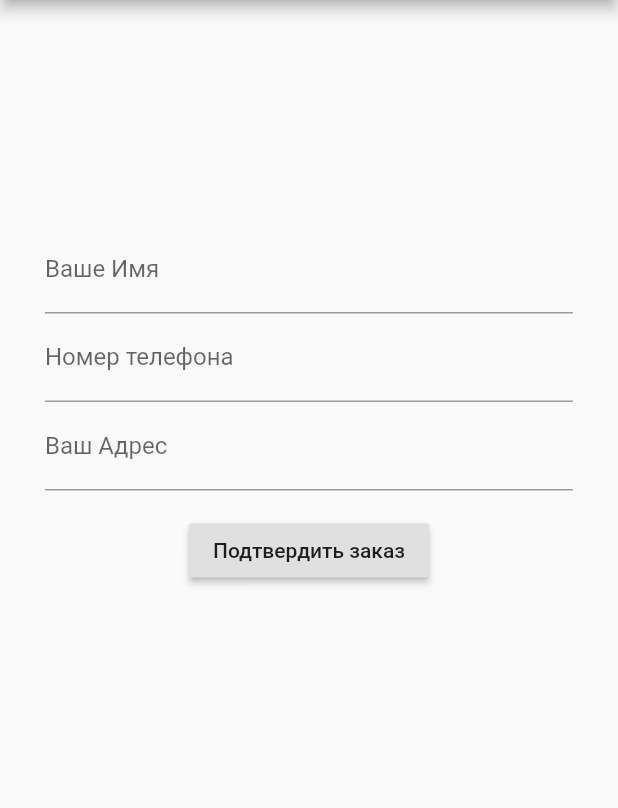
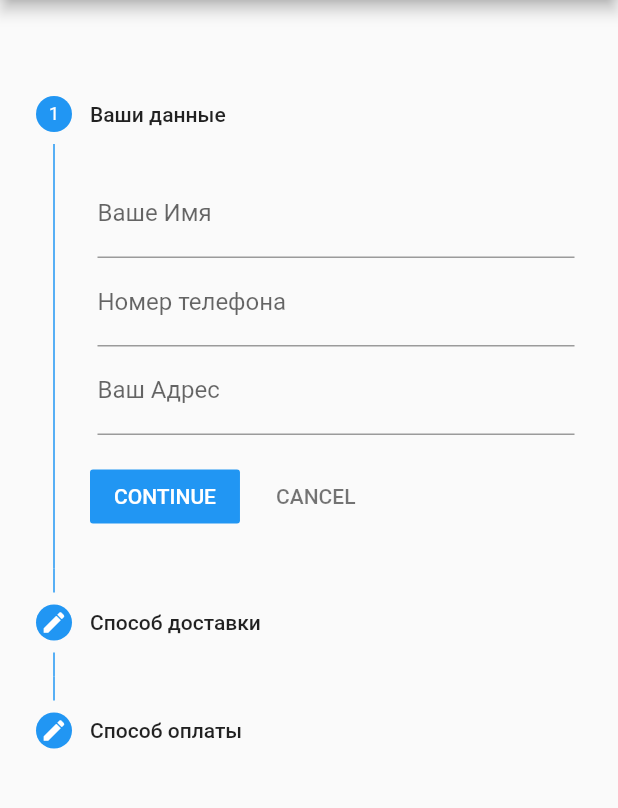
Before and after one commit to worlddeleteRin/risitestonew2, a Flutter app: the ShoppingCartPage screen opened directly, after a tap on "Оформить заказ", on a phone screen of 412 x 824 dp, the part 84-892 px from its top. Run offline on Flutter 3.47's test engine with Material 2 defaults, Android fonts, the phone set to English and light mode, and no system bars; missing offline and left inert: mailer, stepper_touch, wave_progress_widget.

Commit message:
new commit

```diff
--- a/lib/expanding_bottom_sheet.dart
+++ b/lib/expanding_bottom_sheet.dart
@@ -303,7 +303,9 @@ class _ExpandingBottomSheetState extends State<ExpandingBottomSheet>
           Row(children: <Widget>[
             AnimatedPadding(
               padding: _cartPaddingFor(numProducts),
-              child: Icon(Icons.shopping_cart),
+              child: Icon(Icons.shopping_cart,
+              color: Colors.black,
+              ),
               duration: Duration(milliseconds: 225),
             ),
             Container(
@@ -351,6 +353,8 @@ class _ExpandingBottomSheetState extends State<ExpandingBottomSheet>
         width: _widthAnimation.value,
         height: _heightAnimation.value,
         child: Material(
+          color: Colors.white,
+          //color: Color(0xFF333350),
           animationDuration: Duration(milliseconds: 0),
           shape: BeveledRectangleBorder(
             borderRadius: BorderRadius.only(
@@ -358,7 +362,6 @@ class _ExpandingBottomSheetState extends State<ExpandingBottomSheet>
             ),
           ),
           elevation: 4.0,
-          color: kShrinePink50,
           child: _cartIsVisible
               ? _buildShoppingCartPage()
               : _buildThumbnails(numProducts),
--- a/lib/shopping_cart.dart
+++ b/lib/shopping_cart.dart
@@ -22,7 +22,9 @@ import 'expanding_bottom_sheet.dart';
 import 'model/app_state_model.dart';
 import 'model/product.dart';
 import 'shopping_form2.dart';
+import 'shopping_form3.dart';
 import 'mail_shopping.dart';
+import 'package:stepper_touch/stepper_touch.dart';
 
 const _leftColumnWidth = 60.0;
 
@@ -51,7 +53,7 @@ class _ShoppingCartPageState extends State<ShoppingCartPage> {
                 },
                 removeitems: () {
                   model.removeItemsFromCart(id);
-                }
+                },
               ),
         )
         .toList();
@@ -98,7 +100,7 @@ class _ShoppingCartPageState extends State<ShoppingCartPage> {
                     ],
                   ),
                   Positioned(
-                    bottom: 20.0,
+                    bottom: 15.0,
                     left: 16.0,
                     right: 16.0,
                     child: Row(
@@ -107,7 +109,7 @@ class _ShoppingCartPageState extends State<ShoppingCartPage> {
                         MaterialButton(
                           onPressed: () {
                             Navigator.push(context,
-                        MaterialPageRoute(builder: (context) => MyCustomForm()),
+                        MaterialPageRoute(builder: (context) => MyShopping()),
                         );
                         //model.clearCart();
                         //ExpandingBottomSheet.of(context).close();
@@ -292,7 +294,7 @@ class ShoppingCartSummary extends StatelessWidget {
 
 class ShoppingCartRow extends StatelessWidget {
   ShoppingCartRow(
-      {@required this.product, @required this.quantity, this.onPressed, this.addquantity, this.removequantity, this.removeitems});
+      {@required this.product, @required this.quantity, this.onPressed, this.addquantity, this.removequantity, this.removeitems,});
 
   final Product product;
   int quantity;
@@ -360,14 +362,20 @@ class ShoppingCartRow extends StatelessWidget {
                                       removequantity();
                                     },
                                     child: Icon(Icons.keyboard_arrow_left,
+                                    size: 40,
                                     color: Colors.red,
                                     ),
                                   ),
                                   //child: Text('Количество: $quantity'),
 
                                 ),
+
                                 Container(
-                                  child: Text('$quantity'),
+                                  child: Text('$quantity',
+                                  style: TextStyle(
+                                    fontSize: 22,
+                                  )
+                                  ),
                                 ),
                                 Expanded(
                                   child: FlatButton(
@@ -376,6 +384,7 @@ class ShoppingCartRow extends StatelessWidget {
                                       print('$quantity');
                                     },
                                     child: Icon(Icons.keyboard_arrow_right,
+                                    size: 40,
                                     color: Colors.green,
                                     ),
                                   ),
--- /dev/null
+++ b/lib/shopping_form3.dart
@@ -0,0 +1,401 @@
+import 'package:flutter/material.dart';
+import 'model/app_state_model.dart';
+import 'dart:io';
+import 'package:mailer/mailer.dart';
+import 'package:mailer/smtp_server.dart';
+import 'package:scoped_model/scoped_model.dart';
+import 'package:Shrine/app.dart';
+import 'package:wave_progress_widget/wave_progress_widget.dart';
+
+class MyShopping extends StatefulWidget {
+  @override
+  MyShoppingState createState() => MyShoppingState();
+}
+
+class MyShoppingState extends State<MyShopping> {
+
+  checkWayPick() {
+    if(isSwitched == true) {
+      return 'Доставка курьером';
+    }
+    if(isSwitched2 == true) {
+      return 'Самовывоз';
+    }
+  }
+
+  checkWayPay() {
+    if(isSwitched3 == true) {
+      return 'Оплата наличными';
+    }
+    if(isSwitched4 == true) {
+      return 'Оплата картой курьеру';
+    }
+  }
+
+  AppStateModel model;
+final _formKey = GlobalKey<FormState>();
+  String name;
+  String address;
+  String waytopick;
+  String waytopay;
+  var phone;
+bool isSwitched = false;
+bool isSwitched2 = false;
+bool isSwitched3 = false;
+bool isSwitched4 = false;
+  // init the step to 0th position
+  int current_step = 0;
+
+  var _progress = 50.0;
+
+
+
+  @override
+  Widget build(BuildContext context) {
+    return Scaffold(
+      // Appbar
+      appBar: AppBar(
+        backgroundColor: Colors.black87,
+        //shape: new RoundedRectangleBorder(
+         //borderRadius: new BorderRadius.circular(30.0)),
+        // Title
+        title: Text("Подтверждение заказа"),
+      ),
+      // Body
+      body: SingleChildScrollView(
+      child: ScopedModelDescendant<AppStateModel>(
+            builder: (context, child, model) {
+          return Container(
+            padding: EdgeInsets.only(top: 40),
+           child: Stepper(
+        // Using a variable here for handling the currentStep
+        currentStep: this.current_step,
+        // List the steps you would like to have
+        steps: [
+          Step(
+        // Title of the Step
+        title: Text("Ваши данные"),
+        // Content, it can be any widget here. Using basic Text for this example
+        content: FirstForm(),
+        isActive: true),
+    Step(
+        title: Text("Способ доставки"),
+        content: Column(children: <Widget>[
+        Row(children: <Widget>[
+        Text('Доставка курьером',
+        style: TextStyle(
+
+        )
+        ),
+        Checkbox(
+  value: isSwitched,
+  onChanged: (value) {
+    setState(() {
+      isSwitched = value;
+    });
+  },
+  activeColor: Colors.green,
+),
+],),
+  Row(children: <Widget>[
+        Text('Самовывоз',
+        style: TextStyle(
+
+        )
+        ),
+        Checkbox(
+  value: isSwitched2,
+  onChanged: (value) {
+    setState(() {
+      isSwitched2 = value;
+    });
+  },
+  activeColor: Colors.green,
+),
+],)
+],),
+        // You can change the style of the step icon i.e number, editing, etc.
+        state: StepState.editing,
+        isActive: true),
+    Step(
+        title: Text("Способ оплаты"),
+        content: Column(children: <Widget>[
+        Row(children: <Widget>[
+        Text('Оплата наличными',
+        style: TextStyle(
+
+        )
+        ),
+        Checkbox(
+  value: isSwitched3,
+  onChanged: (value) {
+    setState(() {
+      isSwitched3 = value;
+    });
+  },
+  activeColor: Colors.green,
+),
+],),
+  Row(children: <Widget>[
+        Text('Оплата картой курьеру',
+        style: TextStyle(
+
+        )
+        ),
+        Checkbox(
+  value: isSwitched4,
+  onChanged: (value) {
+    setState(() {
+      isSwitched4 = value;
+    });
+  },
+  activeColor: Colors.green,
+),
+],)
+],),
+        // You can change the style of the step icon i.e number, editing, etc.
+        state: StepState.editing,
+        isActive: true),
+        ],
+        // Define the type of Stepper style
+        // StepperType.horizontal :  Horizontal Style
+        // StepperType.vertical   :  Vertical Style
+        type: StepperType.vertical,
+        // Know the step that is tapped
+        onStepTapped: (step) {
+          // On hitting step itself, change the state and jump to that step
+          setState(() {
+            // update the variable handling the current step value
+            // jump to the tapped step
+            this.current_step = step;
+          });
+          // Log function call
+          print("onStepTapped : " + step.toString());
+        },
+        onStepCancel: () {
+          // On hitting cancel button, change the state
+          setState(() {
+            // update the variable handling the current step value
+            // going back one step i.e subtracting 1, until its 0
+            if (current_step > 0) {
+              current_step = current_step - 1;
+            } else {
+              current_step = 0;
+            }
+          });
+          // Log function call
+          print("onStepCancel : " + current_step.toString());
+        },
+        // On hitting continue button, change the state
+        onStepContinue: () {
+          setState(() {
+            // update the variable handling the current step value
+            // going back one step i.e adding 1, until its the length of the step
+            if (current_step!= null) {
+              current_step = current_step + 1;
+            if(current_step == 3) {
+              if (_formKey.currentState.validate()) {
+                waytopick = checkWayPick();
+                waytopay = checkWayPay();
+                mailIt(model, name, phone, address, waytopick, waytopay);
+                print("отправлено");
+                _ackAlert(context, model);
+              }
+              current_step = 0;
+            }
+            } else {
+              current_step = 0;
+            }
+          });
+          // Log function call
+          print("onStepContinue : " + current_step.toString());
+        },
+           ),
+      );
+            }
+      ),
+      ),
+    );
+  }
+
+Widget FirstForm() {
+  return Form(
+      key: _formKey,
+      child: Column(
+          crossAxisAlignment: CrossAxisAlignment.start,
+          mainAxisAlignment: MainAxisAlignment.start,
+          children: <Widget>[
+            Padding(
+                padding: const EdgeInsets.symmetric(horizontal: 5.0, vertical: 1.0),
+                        child: Column(children: <Widget>[
+                                TextFormField(
+                      decoration: InputDecoration(
+                        hintText: "Имя",
+                        labelText: "Ваше Имя"
+                      ),
+                      validator: (value) {
+                        if(value.isEmpty) {
+                          return 'Введите ваше Имя';
+                        }
+                        else {
+                          name = value;
+                        }
+                      },
+                    ),
+                  TextFormField(
+                      decoration: InputDecoration(
+                        hintText: "+7 (xxx)-xxx-xx-xx",
+                       labelText: "Номер телефона"
+                      ),
+                      validator: (value) {
+                        if(value.isEmpty) {
+                          return 'Введите номер телефона';
+                        }
+                        else if(!isNumeric(value))
+                        {
+                          return 'Пожалуйста введите корректный номер телефона';
+                        }
+                        else {
+                          phone = value;
+                        }
+                      },
+                    ),
+                    TextFormField(
+                      decoration: InputDecoration(
+                        hintText: "Адрес",
+                        labelText: "Ваш Адрес"
+                      ),
+                      validator: (value) {
+                        if(value.isEmpty) {
+                          return 'Введите ваш Адрес';
+                        }
+                        else {
+                          address = value;
+                        }
+                      },
+                    ),
+                        ],
+                        ),
+            ),
+      ],
+      ),
+  );
+}
+
+
+
+
+bool isNumeric(String s)  {
+  try
+  {
+    return double.parse(s) != null;
+  }
+  catch (e)
+  {
+    return false;
+  }
+}
+
+mailIt(AppStateModel model, name, phone, address, waytopick, waytopay) async {
+  String username = 'naken505@gmail.com';
+  String password = 'Worlddelete0Rin';
+  final smtpServer = gmail(username, password);
+  // Use the SmtpServer class to configure an SMTP server:
+  // final smtpServer = new SmtpServer('smtp.domain.com');
+  // See the named arguments of SmtpServer for further configuration
+  // options.
+
+  // Create our message.
+  final message = new Message()
+    ..from = new Address(username, 'Your name')
+    ..recipients.add('worlddelete0@gmail.com')
+    ..subject = 'Заказ с приложения Рис и Тесто :: 😀 :: ${new DateTime.now()}'
+    ..text = 'This is the plain text.\nThis is line 2 of the text part.'
+    ..html = "<h1>Товаров заказано: ${model.totalCartQuantity}</h1>\n<p>${model.totalProductsInCartName} : ${model.totalProductsInCartQuantity}</p> <p>$name, $phone, $address</p> <p>$waytopick, $waytopay</p>";
+
+  // Use [catchExceptions]: true to prevent [send] from throwing.
+  // Note that the default for [catchExceptions] will change from true to false
+  // in the future!
+  final sendReports = await send(message, smtpServer, timeout: Duration(seconds: 10) /*catchExceptions: false*/);
+
+  var connection = PersistentConnection(smtpServer);
+
+  // Send the first message
+  // send the equivalent message
+
+  // close the connection
+  await connection.close();
+  }
+  Future<void> _ackAlert(BuildContext context, model) {
+  return showDialog<void>(
+    context: context,
+    builder: (BuildContext context) {
+      return AlertDialog(
+        title: Text('Ваш заказ подтвержден'),
+        content: ProgressWidget(),
+        actions: <Widget>[
+          FlatButton(
+            child: Text(
+              'OК',
+              style: TextStyle(
+                color: Colors.black,
+              ),
+              ),
+            onPressed: () {
+              model.clearCart();
+              Navigator.push(context,
+              MaterialPageRoute(builder: (context) => ShrineApp()),
+              );
+            },
+          ),
+        ],
+      );
+    },
+  );
+}
+
+}
+
+class ProgressWidget extends StatefulWidget {
+  ProgressWidget({Key key, this.title,}) : super(key: key);
+  final String title;
+  @override
+  _ProgressWidgetState createState() => new _ProgressWidgetState();
+}
+
+class _ProgressWidgetState extends State<ProgressWidget> {
+  var _progress = 50.0;
+
+  @override
+  Widget build(BuildContext context) {
+    return new Center(
+        child: new Column(
+          mainAxisAlignment: MainAxisAlignment.center,
+          children: <Widget>[
+            Text('Оцените качество наших услуг!',
+            textAlign: TextAlign.center,
+            style: TextStyle(
+
+            )
+            ),
+            Container(padding: EdgeInsets.only(bottom:19)),
+            WaveProgress(180.0, Colors.blue, Colors.blueAccent, _progress),
+            Container(
+              margin: EdgeInsets.only(top: 20.0, bottom: 20.0),
+              child: Slider(
+                  max: 100.0,
+                  min: 0.0,
+                  value: _progress,
+                  onChanged: (value) {
+                    setState(() => _progress = value);
+                  }),
+            ),
+            Text(
+              '${_progress.round()}',
+              style: TextStyle(color: Colors.blueAccent, fontSize: 40.0),
+            )
+          ],
+        ),
+      );
+  }
+}
--- a/lib/supplemental/product_card.dart
+++ b/lib/supplemental/product_card.dart
@@ -36,6 +36,9 @@ class ProductCard extends StatelessWidget {
   Widget _shoppingButton(BuildContext context) {
     return ScopedModelDescendant<AppStateModel>(
       builder: (context, child, model) => MaterialButton(
+        materialTapTargetSize: MaterialTapTargetSize.padded,
+        elevation: 10,
+        splashColor: Colors.green,
         shape: new RoundedRectangleBorder(
          borderRadius: new BorderRadius.circular(30.0)),
         color: Colors.orange,
--- a/pubspec.yaml
+++ b/pubspec.yaml
@@ -10,6 +10,8 @@ dependencies:
   scoped_model: ^0.3.0
   shrine_images: ^1.0.0
   mailer: ^3.0.1
+  stepper_touch: ^0.0.1
+  wave_progress_widget: ^0.0.1
 
 
 
```
Also changed, not shown: lib/model/app_state_model.dart (+13 -0 lines), lib/stock.dart (+8 -5 lines), pubspec.lock, 1 other file.
